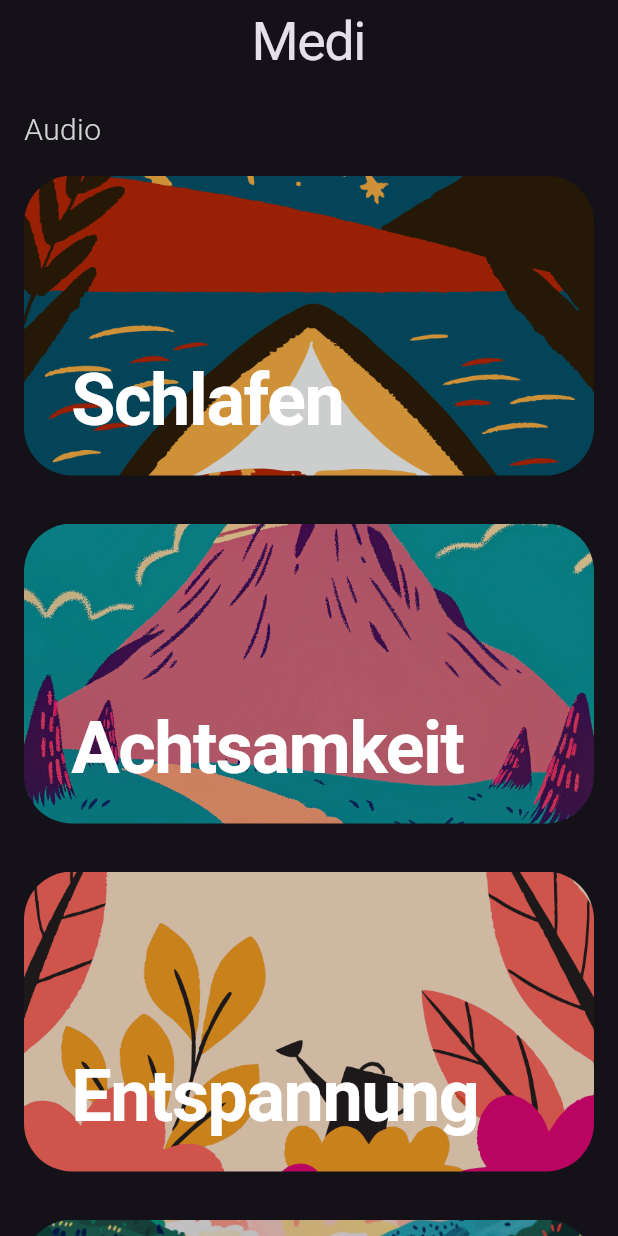
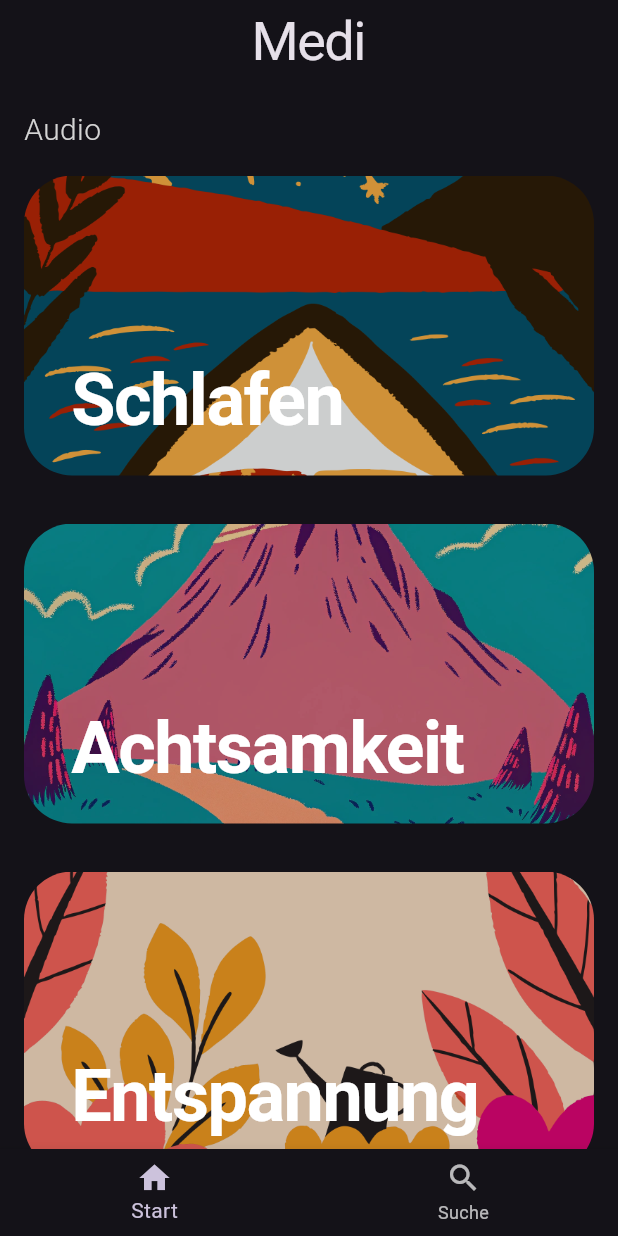
Before and after one commit to maxmitz/meditation_app, a Flutter app: the screen it shows after launch, on a phone screen of 412 x 824 dp. Run offline on Flutter 3.47's test engine with Material 3 defaults, Android fonts, the phone set to English and light mode, and no system bars; our stand-ins replace freezed_annotation, go_router, hooks_riverpod, just_audio, just_audio_background, rxdart; missing offline and left inert: audio_session.

Commit message:
feat: Added navigation bar

```diff
--- /dev/null
+++ b/lib/search/presentation/search_screen.dart
@@ -0,0 +1,10 @@
+import 'package:flutter/material.dart';
+import 'package:hooks_riverpod/hooks_riverpod.dart';
+
+class SearchScreen extends ConsumerWidget {
+  const SearchScreen({super.key});
+
+  @override
+  Widget build(BuildContext context, WidgetRef ref) =>
+      const Center(child: Text('TODO'));
+}
--- /dev/null
+++ b/lib/shared/presentation/scaffold_with_navigation_bar.dart
@@ -0,0 +1,50 @@
+import 'package:flutter/material.dart';
+import 'package:go_router/go_router.dart';
+import 'package:meditation/shared/routing/route_names.dart';
+
+class ScaffoldWithNavBar extends StatefulWidget {
+  const ScaffoldWithNavBar({
+    required this.navigationShell,
+    Key? key,
+  }) : super(key: key ?? const ValueKey<String>('ScaffoldWithNavBar'));
+
+  final StatefulNavigationShell navigationShell;
+
+  @override
+  State<ScaffoldWithNavBar> createState() => _ScaffoldWithNavBarState();
+}
+
+class _ScaffoldWithNavBarState extends State<ScaffoldWithNavBar> {
+  bool hideNavBar = false;
+  @override
+  Widget build(BuildContext context) {
+    GoRouter.of(context).routerDelegate.addListener(
+      () {
+        final currentRoute = GoRouter.of(context).routerDelegate.state.fullPath;
+        if (currentRoute == RoutePaths.search ||
+            currentRoute == RoutePaths.home) {
+          setState(() => hideNavBar = false);
+        } else {
+          setState(() => hideNavBar = true);
+        }
+      },
+    );
+
+    return Scaffold(
+      body: widget.navigationShell,
+      bottomNavigationBar: hideNavBar
+          ? null
+          : BottomNavigationBar(
+              items: const <BottomNavigationBarItem>[
+                BottomNavigationBarItem(icon: Icon(Icons.home), label: 'Start'),
+                BottomNavigationBarItem(
+                  icon: Icon(Icons.search),
+                  label: 'Suche',
+                ),
+              ],
+              currentIndex: widget.navigationShell.currentIndex,
+              onTap: widget.navigationShell.goBranch,
+            ),
+    );
+  }
+}
--- a/lib/shared/routing/route_names.dart
+++ b/lib/shared/routing/route_names.dart
@@ -5,6 +5,7 @@ class RoutePaths {
       '${RouteNames.home}${RouteNames.meditationOverview}/${RouteNames.audioPlayer}';
   static const meditationOverview =
       '${RouteNames.home}${RouteNames.meditationOverview}';
+  static const search = RouteNames.search;
 }
 
 class RouteNames {
@@ -12,4 +13,5 @@ class RouteNames {
   static const breathingGame = 'breathingGame';
   static const audioPlayer = 'audioPlayer';
   static const meditationOverview = 'meditationOverview';
+  static const search = '/search';
 }
--- a/lib/shared/routing/router.dart
+++ b/lib/shared/routing/router.dart
@@ -1,14 +1,23 @@
 import 'package:go_router/go_router.dart';
 import 'package:meditation/meditation_overview/presentation/meditation_overview_screen.dart';
 import 'package:meditation/meditation_overview/view_model/meditation_overview_data.dart';
+import 'package:meditation/search/presentation/search_screen.dart';
 import 'package:meditation/shared/domain/meditation.dart';
 import 'package:meditation/audio_player/presentation/audio_player_screen.dart';
 import 'package:meditation/breathing_game/presentation/breathing_game_screen.dart';
 import 'package:meditation/home/presentation/home_screen.dart';
+import 'package:meditation/shared/presentation/scaffold_with_navigation_bar.dart';
 import 'package:meditation/shared/routing/route_names.dart';
 
 final goRouter = GoRouter(
   observers: [],
+  routes: [
+    StatefulShellRoute.indexedStack(
+      builder: (_, __, shell) => ScaffoldWithNavBar(
+        navigationShell: shell,
+      ),
+      branches: [
+        StatefulShellBranch(
           routes: [
             GoRoute(
               path: RouteNames.home,
@@ -44,4 +53,17 @@ final goRouter = GoRouter(
               ],
             ),
           ],
+        ),
+        StatefulShellBranch(
+          routes: [
+            GoRoute(
+              path: RouteNames.search,
+              name: RouteNames.search,
+              builder: (_, __) => const SearchScreen(),
+            ),
+          ],
+        ),
+      ],
+    ),
+  ],
 );
```
Lines whose indentation alone changed are shown as unchanged.
